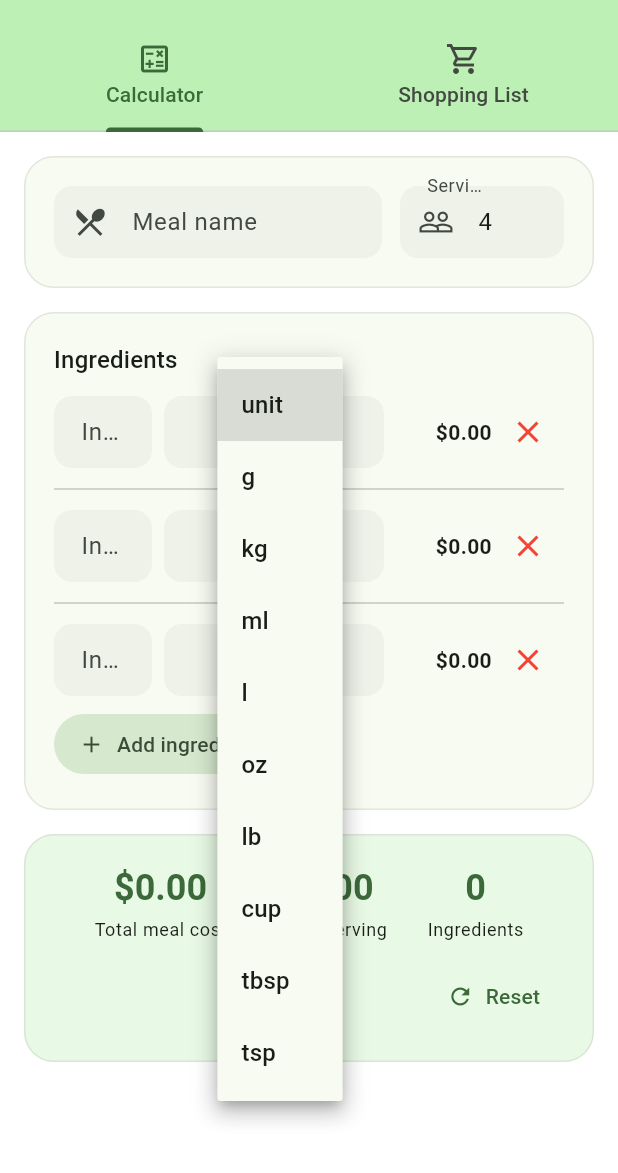
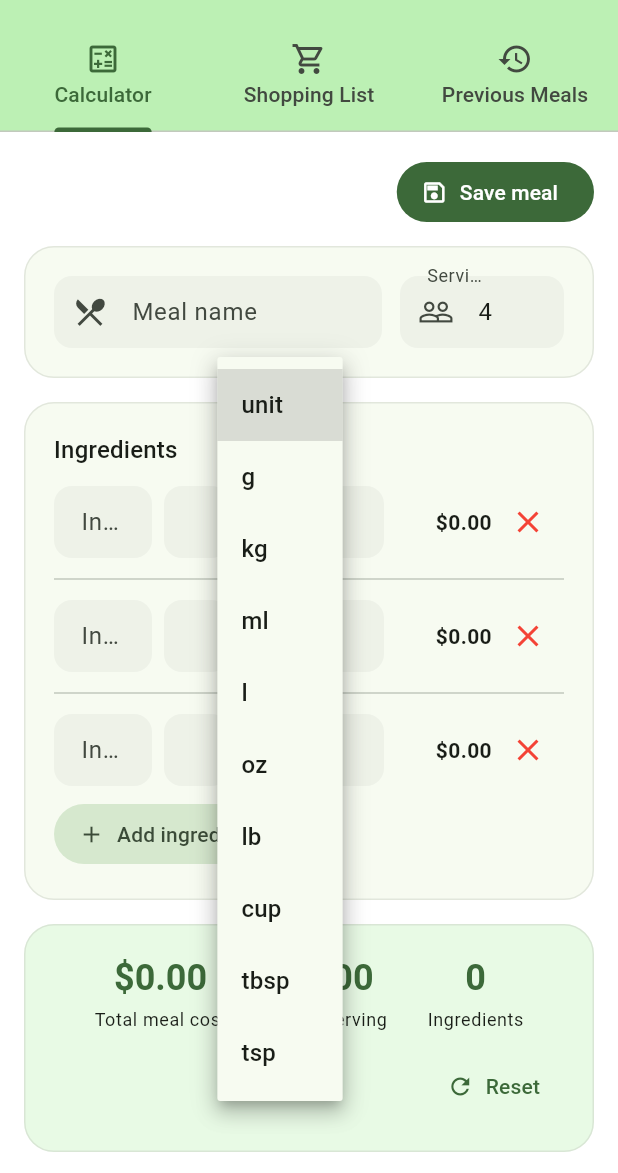
Before and after one commit to BananaJoe1984/sheperd_app3, a Flutter app: the screen it shows after launch, after a tap on "unit", on a phone screen of 412 x 824 dp, the part 63-1236 px from its top. Run offline on Flutter 3.47's test engine with Material 3 defaults, Android fonts, the phone set to English and light mode, and no system bars; our stand-ins replace shared_preferences.

Commit message:
add locally saved meal history and testing.

```diff
--- a/analysis_options.yaml
+++ b/analysis_options.yaml
@@ -17,6 +17,7 @@ analyzer:
     - web/**
     - windows/**
     - macos/**
+    - linux/**
 
 linter:
   # The lint rules applied to this project can be customized in the
--- a/lib/meal_cost_calculator_screen.dart
+++ b/lib/meal_cost_calculator_screen.dart
@@ -1,4 +1,7 @@
 import 'package:flutter/material.dart';
+
+import 'meal_history.dart';
+import 'meal_history_view.dart';
 
 const List<String> _unitOptions = [
   'unit',
@@ -41,20 +44,118 @@ class Ingredient {
 }
 
 class MealCostCalculatorScreen extends StatefulWidget {
-  const MealCostCalculatorScreen({super.key});
+  const MealCostCalculatorScreen({super.key, this.historyRepository});
+
+  final MealHistoryRepository? historyRepository;
 
   @override
-  State<MealCostCalculatorScreen> createState() => _MealCostCalculatorScreenState();
+  State<MealCostCalculatorScreen> createState() =>
+      _MealCostCalculatorScreenState();
 }
 
 class _MealCostCalculatorScreenState extends State<MealCostCalculatorScreen>
     with SingleTickerProviderStateMixin {
-  late final TabController _tabController = TabController(length: 2, vsync: this);
+  late final TabController _tabController = TabController(
+    length: 3,
+    vsync: this,
+  );
+  late final MealHistoryRepository _historyRepository =
+      widget.historyRepository ?? MealHistoryRepository();
+  List<SavedMeal> _savedMeals = [];
+  bool _historyLoading = true;
+  bool _historyError = false;
+  bool _saving = false;
+
+  @override
+  void initState() {
+    super.initState();
+    _loadHistory();
+  }
+
+  Future<void> _loadHistory() async {
+    setState(() {
+      _historyLoading = true;
+      _historyError = false;
+    });
+    try {
+      final meals = await _historyRepository.load();
+      if (!mounted) return;
+      setState(() {
+        _savedMeals = meals;
+        _historyLoading = false;
+      });
+    } catch (_) {
+      if (!mounted) return;
+      setState(() {
+        _historyError = true;
+        _historyLoading = false;
+      });
+    }
+  }
+
+  Future<void> _saveMeal() async {
+    if (_saving || _historyLoading || _historyError) return;
+    if (_namedIngredients.isEmpty) {
+      _showMessage('Add at least one named ingredient before saving.');
+      return;
+    }
+    if (!_totalCost.isFinite) {
+      _showMessage('Enter finite quantities and prices before saving.');
+      return;
+    }
+    final meal = SavedMeal(
+      name: _mealNameController.text.trim().isEmpty
+          ? 'Untitled meal'
+          : _mealNameController.text.trim(),
+      savedAt: DateTime.now(),
+      servings: _servings,
+      ingredients: _ingredients
+          .where(
+            (i) =>
+                i.name.trim().isNotEmpty ||
+                i.quantity.trim().isNotEmpty ||
+                i.price.trim().isNotEmpty,
+          )
+          .map(
+            (i) => SavedIngredient(
+              name: i.name,
+              quantity: i.quantity,
+              unit: i.unit,
+              price: i.price,
+              cost: i.cost,
+            ),
+          )
+          .toList(),
+    );
+    final updated = [meal, ..._savedMeals];
+    setState(() => _saving = true);
+    try {
+      await _historyRepository.save(updated);
+      if (!mounted) return;
+      setState(() => _savedMeals = updated);
+      _showMessage('Meal saved on this device.');
+    } catch (_) {
+      if (mounted) _showMessage('Could not save meal. Please try again.');
+    } finally {
+      if (mounted) setState(() => _saving = false);
+    }
+  }
+
+  void _showMessage(String message) {
+    ScaffoldMessenger.of(context)
+        .showSnackBar(SnackBar(content: Text(message)));
+  }
 
   final TextEditingController _mealNameController = TextEditingController();
-  final TextEditingController _servingsController = TextEditingController(text: '4');
+  final TextEditingController _servingsController = TextEditingController(
+    text: '4',
+  );
 
-  final List<Ingredient> _ingredients = [Ingredient(), Ingredient(), Ingredient()];
+  final List<Ingredient> _ingredients = [
+    Ingredient(),
+    Ingredient(),
+    Ingredient(),
+  ];
 
   double get _totalCost => _ingredients.fold(0, (sum, ing) => sum + ing.cost);
 
@@ -70,8 +171,9 @@ class _MealCostCalculatorScreenState extends State<MealCostCalculatorScreen>
 
   int get _ingredientCount => _namedIngredients.length;
 
-  double get _remainingCost =>
-      _namedIngredients.where((i) => !i.inCart).fold(0, (sum, i) => sum + i.cost);
+  double get _remainingCost => _namedIngredients
+      .where((i) => !i.inCart)
+      .fold(0, (sum, i) => sum + i.cost);
 
   int get _cartCheckedCount => _namedIngredients.where((i) => i.inCart).length;
 
@@ -86,6 +188,7 @@ class _MealCostCalculatorScreenState extends State<MealCostCalculatorScreen>
       });
     }
   }
+
   void _resetAll() {
     setState(() {
       _mealNameController.clear();
@@ -113,7 +216,11 @@ class _MealCostCalculatorScreenState extends State<MealCostCalculatorScreen>
           controller: _tabController,
           tabs: const [
             Tab(icon: Icon(Icons.calculate_outlined), text: 'Calculator'),
-            Tab(icon: Icon(Icons.shopping_cart_outlined), text: 'Shopping List'),
+            Tab(
+              icon: Icon(Icons.shopping_cart_outlined),
+              text: 'Shopping List',
+            ),
+            Tab(icon: Icon(Icons.history), text: 'Previous Meals'),
           ],
         ),
       ),
@@ -122,6 +229,12 @@ class _MealCostCalculatorScreenState extends State<MealCostCalculatorScreen>
         children: [
           _buildCalculatorTab(context),
           _buildShoppingListTab(context),
+          MealHistoryView(
+            meals: _savedMeals,
+            loading: _historyLoading,
+            hasError: _historyError,
+            onRetry: _loadHistory,
+          ),
         ],
       ),
     );
@@ -129,11 +242,22 @@ class _MealCostCalculatorScreenState extends State<MealCostCalculatorScreen>
 
   Widget _buildCalculatorTab(BuildContext context) {
     final theme = Theme.of(context);
-    final currency = (double v) => '\$${v.toStringAsFixed(2)}';
+    String currency(double v) => '\$${v.toStringAsFixed(2)}';
 
     return ListView(
       padding: const EdgeInsets.fromLTRB(16, 16, 16, 32),
       children: [
+        Align(
+          alignment: Alignment.centerRight,
+          child: FilledButton.icon(
+            onPressed: _historyLoading || _historyError || _saving
+                ? null
+                : _saveMeal,
+            icon: const Icon(Icons.save_outlined),
+            label: Text(_saving ? 'Saving...' : 'Save meal'),
+          ),
+        ),
+        const SizedBox(height: 12),
         Card(
           child: Padding(
             padding: const EdgeInsets.all(20),
@@ -207,9 +331,18 @@ class _MealCostCalculatorScreenState extends State<MealCostCalculatorScreen>
                 Row(
                   mainAxisAlignment: MainAxisAlignment.spaceEvenly,
                   children: [
-                    _SummaryItem(label: 'Total meal cost', value: currency(_totalCost)),
-                    _SummaryItem(label: 'Cost / serving', value: currency(_costPerServing)),
-                    _SummaryItem(label: 'Ingredients', value: '$_ingredientCount'),
+                    _SummaryItem(
+                      label: 'Total meal cost',
+                      value: currency(_totalCost),
+                    ),
+                    _SummaryItem(
+                      label: 'Cost / serving',
+                      value: currency(_costPerServing),
+                    ),
+                    _SummaryItem(
+                      label: 'Ingredients',
+                      value: '$_ingredientCount',
+                    ),
                   ],
                 ),
                 const SizedBox(height: 12),
@@ -240,12 +373,18 @@ class _MealCostCalculatorScreenState extends State<MealCostCalculatorScreen>
           child: Column(
             mainAxisSize: MainAxisSize.min,
             children: [
-              Icon(Icons.shopping_cart_outlined, size: 56, color: theme.colorScheme.outline),
+              Icon(
+                Icons.shopping_cart_outlined,
+                size: 56,
+                color: theme.colorScheme.outline,
+              ),
               const SizedBox(height: 12),
               Text(
                 'Add named ingredients in the Calculator tab to build your shopping list.',
                 textAlign: TextAlign.center,
-                style: theme.textTheme.bodyMedium?.copyWith(color: theme.colorScheme.outline),
+                style: theme.textTheme.bodyMedium?.copyWith(
+                  color: theme.colorScheme.outline,
+                ),
               ),
             ],
           ),
@@ -263,7 +402,10 @@ class _MealCostCalculatorScreenState extends State<MealCostCalculatorScreen>
             child: Row(
               mainAxisAlignment: MainAxisAlignment.spaceEvenly,
               children: [
-                _SummaryItem(label: 'In cart', value: '$_cartCheckedCount / ${items.length}'),
+                _SummaryItem(
+                  label: 'In cart',
+                  value: '$_cartCheckedCount / ${items.length}',
+                ),
                 _SummaryItem(
                   label: 'Remaining cost',
                   value: '\$${_remainingCost.toStringAsFixed(2)}',
@@ -282,7 +424,8 @@ class _MealCostCalculatorScreenState extends State<MealCostCalculatorScreen>
                   ingredient: items[i],
                   onChanged: () => setState(() {}),
                 ),
-                if (i != items.length - 1) const Divider(height: 1, indent: 16, endIndent: 16),
+                if (i != items.length - 1)
+                  const Divider(height: 1, indent: 16, endIndent: 16),
               ],
             ],
           ),
@@ -312,7 +455,10 @@ class _IngredientRow extends StatelessWidget {
           flex: 3,
           child: TextFormField(
             initialValue: ingredient.name,
-            decoration: const InputDecoration(labelText: 'Ingredient', isDense: true),
+            decoration: const InputDecoration(
+              labelText: 'Ingredient',
+              isDense: true,
+            ),
             onChanged: (v) {
               ingredient.name = v;
               onChanged();
@@ -353,7 +499,10 @@ class _IngredientRow extends StatelessWidget {
           child: TextFormField(
             initialValue: ingredient.price,
             keyboardType: const TextInputType.numberWithOptions(decimal: true),
-            decoration: const InputDecoration(labelText: 'Price/unit', isDense: true),
+            decoration: const InputDecoration(
+              labelText: 'Price/unit',
+              isDense: true,
+            ),
             onChanged: (v) {
               ingredient.price = v;
               onChanged();
@@ -388,9 +537,10 @@ class _ShoppingListTile extends StatelessWidget {
   @override
   Widget build(BuildContext context) {
     final theme = Theme.of(context);
-    final qtyLabel = [ingredient.quantity, ingredient.unit]
-        .where((s) => s.trim().isNotEmpty)
-        .join(' ');
+    final qtyLabel = [
+      ingredient.quantity,
+      ingredient.unit,
+    ].where((s) => s.trim().isNotEmpty).join(' ');
 
     return CheckboxListTile(
       value: ingredient.inCart,
@@ -409,7 +559,9 @@ class _ShoppingListTile extends StatelessWidget {
       subtitle: qtyLabel.isEmpty ? null : Text(qtyLabel),
       secondary: Text(
         '\$${ingredient.cost.toStringAsFixed(2)}',
-        style: theme.textTheme.bodyMedium?.copyWith(fontWeight: FontWeight.w600),
+        style: theme.textTheme.bodyMedium?.copyWith(
+          fontWeight: FontWeight.w600,
+        ),
       ),
     );
   }
--- /dev/null
+++ b/lib/meal_history.dart
@@ -0,0 +1,104 @@
+import 'dart:convert';
+
+import 'package:shared_preferences/shared_preferences.dart';
+
+/// A value snapshot, independent of the calculator's mutable input fields.
+class SavedIngredient {
+  const SavedIngredient({
+    required this.name,
+    required this.quantity,
+    required this.unit,
+    required this.price,
+    required this.cost,
+  });
+
+  final String name;
+  final String quantity;
+  final String unit;
+  final String price;
+  final double cost;
+
+  Map<String, Object> toJson() => {
+    'name': name,
+    'quantity': quantity,
+    'unit': unit,
+    'price': price,
+    'cost': cost,
+  };
+
+  factory SavedIngredient.fromJson(Map<String, dynamic> json) {
+    final cost = (json['cost'] as num).toDouble();
+    if (!cost.isFinite || cost < 0) throw const FormatException('Invalid cost');
+    return SavedIngredient(
+      name: json['name'] as String,
+      quantity: json['quantity'] as String,
+      unit: json['unit'] as String,
+      price: json['price'] as String,
+      cost: cost,
+    );
+  }
+}
+
+class SavedMeal {
+  SavedMeal({
+    required this.name,
+    required this.savedAt,
+    required this.servings,
+    required List<SavedIngredient> ingredients,
+  }) : ingredients = List.unmodifiable(ingredients);
+
+  final String name;
+  final DateTime savedAt;
+  final int servings;
+  final List<SavedIngredient> ingredients;
+
+  double get totalCost => ingredients.fold(0, (sum, item) => sum + item.cost);
+  double get costPerServing => totalCost / servings;
+
+  Map<String, Object> toJson() => {
+    'name': name,
+    'savedAt': savedAt.toUtc().toIso8601String(),
+    'servings': servings,
+    'ingredients': ingredients.map((i) => i.toJson()).toList(),
+  };
+
+  factory SavedMeal.fromJson(Map<String, dynamic> json) {
+    final servings = json['servings'] as int;
+    if (servings < 1) throw const FormatException('Invalid servings');
+    return SavedMeal(
+      name: json['name'] as String,
+      savedAt: DateTime.parse(json['savedAt'] as String),
+      servings: servings,
+      ingredients: (json['ingredients'] as List)
+          .map((i) => SavedIngredient.fromJson(i as Map<String, dynamic>))
+          .toList(),
+    );
+  }
+}
+
+class MealHistoryRepository {
+  MealHistoryRepository({SharedPreferencesAsync? preferences})
+    : _preferences = preferences ?? SharedPreferencesAsync();
+
+  static const storageKey = 'meal_history_v1';
+  final SharedPreferencesAsync _preferences;
+
+  Future<List<SavedMeal>> load() async {
+    final raw = await _preferences.getString(storageKey);
+    if (raw == null) return [];
+    final document = jsonDecode(raw) as Map<String, dynamic>;
+    if (document['version'] != 1) {
+      throw const FormatException('Unsupported meal history version');
+    }
+    final meals = (document['meals'] as List)
+        .map((m) => SavedMeal.fromJson(m as Map<String, dynamic>))
+        .toList();
+    meals.sort((a, b) => b.savedAt.compareTo(a.savedAt));
+    return meals;
+  }
+
+  Future<void> save(List<SavedMeal> meals) => _preferences.setString(
+    storageKey,
+    jsonEncode({'version': 1, 'meals': meals.map((m) => m.toJson()).toList()}),
+  );
+}
--- /dev/null
+++ b/lib/meal_history_view.dart
@@ -0,0 +1,114 @@
+import 'package:flutter/material.dart';
+
+import 'meal_history.dart';
+
+class MealHistoryView extends StatelessWidget {
+  const MealHistoryView({
+    super.key,
+    required this.meals,
+    required this.loading,
+    required this.hasError,
+    required this.onRetry,
+  });
+
+  final List<SavedMeal> meals;
+  final bool loading;
+  final bool hasError;
+  final VoidCallback onRetry;
+
+  @override
+  Widget build(BuildContext context) {
+    if (loading) return const Center(child: CircularProgressIndicator());
+    if (hasError) {
+      return Center(
+        child: Padding(
+          padding: const EdgeInsets.all(24),
+          child: Column(
+            mainAxisSize: MainAxisSize.min,
+            children: [
+              const Text(
+                'Could not load previous meals. Your saved data has not been changed.',
+              ),
+              TextButton(onPressed: onRetry, child: const Text('Retry')),
+            ],
+          ),
+        ),
+      );
+    }
+    if (meals.isEmpty) {
+      return const Center(
+        child: Padding(
+          padding: EdgeInsets.all(24),
+          child: Text(
+            'No saved meals yet. Use Save meal in the Calculator tab.',
+            textAlign: TextAlign.center,
+          ),
+        ),
+      );
+    }
+    return ListView.separated(
+      padding: const EdgeInsets.all(16),
+      itemCount: meals.length,
+      separatorBuilder: (_, _) => const SizedBox(height: 12),
+      itemBuilder: (context, index) {
+        final meal = meals[index];
+        final date = MaterialLocalizations.of(context)
+            .formatMediumDate(meal.savedAt.toLocal());
+        return Card(
+          child: ListTile(
+            title: Text(meal.name),
+            subtitle: Text(
+              '$date • ${meal.servings} servings\n'
+              '\$${meal.totalCost.toStringAsFixed(2)} total • '
+              '\$${meal.costPerServing.toStringAsFixed(2)} / serving',
+            ),
+            isThreeLine: true,
+            trailing: const Icon(Icons.chevron_right),
+            onTap: () => Navigator.of(context).push(
+              MaterialPageRoute<void>(builder: (_) => _MealDetail(meal: meal)),
+            ),
+          ),
+        );
+      },
+    );
+  }
+}
+
+class _MealDetail extends StatelessWidget {
+  const _MealDetail({required this.meal});
+  final SavedMeal meal;
+
+  @override
+  Widget build(BuildContext context) => Scaffold(
+    appBar: AppBar(title: Text(meal.name)),
+    body: ListView(
+      padding: const EdgeInsets.all(16),
+      children: [
+        Text(
+          'Saved ${MaterialLocalizations.of(context).formatFullDate(meal.savedAt.toLocal())}',
+        ),
+        const SizedBox(height: 12),
+        Text(
+          '${meal.servings} servings • \$${meal.totalCost.toStringAsFixed(2)} total',
+        ),
+        Text('\$${meal.costPerServing.toStringAsFixed(2)} per serving'),
+        const SizedBox(height: 16),
+        for (final ingredient in meal.ingredients)
+          Card(
+            child: ListTile(
+              title: Text(
+                ingredient.name.trim().isEmpty
+                    ? 'Unnamed ingredient'
+                    : ingredient.name,
+              ),
+              subtitle: Text(
+                '${ingredient.quantity} ${ingredient.unit} • '
+                'Price/unit: ${ingredient.price.isEmpty ? "0" : ingredient.price}',
+              ),
+              trailing: Text('\$${ingredient.cost.toStringAsFixed(2)}'),
+            ),
+          ),
+      ],
+    ),
+  );
+}
--- a/pubspec.yaml
+++ b/pubspec.yaml
@@ -19,7 +19,7 @@ publish_to: 'none' # Remove this line if you wish to publish to pub.dev
 version: 1.0.0+1
 
 environment:
-  sdk: ^3.13.3
+  sdk: ^3.13.1
 
 # Dependencies specify other packages that your package needs in order to work.
 # To automatically upgrade your package dependencies to the latest versions
@@ -34,8 +34,10 @@ dependencies:
   # The following adds the Cupertino Icons font to your application.
   # Use with the CupertinoIcons class for iOS style icons.
   cupertino_icons: ^1.0.8
+  shared_preferences: ^2.5.5
 
 dev_dependencies:
+  shared_preferences_platform_interface: ^2.4.2
   flutter_test:
     sdk: flutter
 
```
Also changed, not shown: pubspec.lock, 4 other files. Lines whose indentation alone changed are shown as unchanged.
